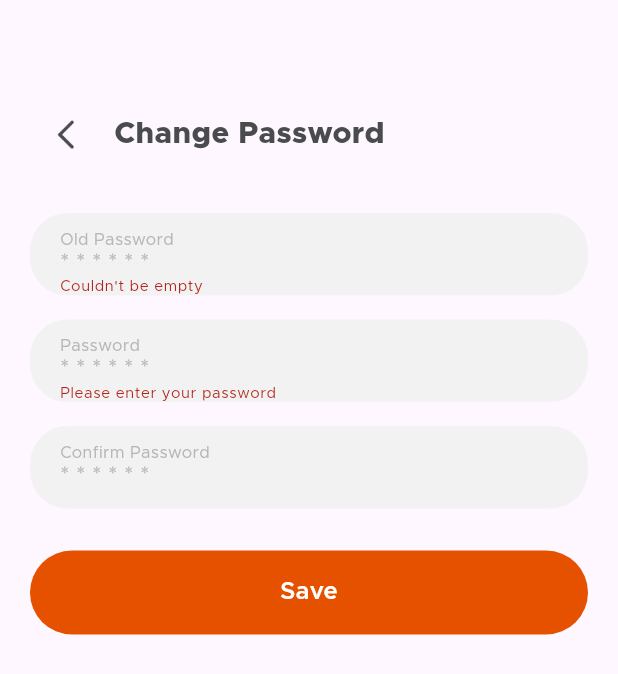
After one commit to GhenaMasri/Cookly, a Flutter app: the ChangePasswordView screen opened directly, after a tap on "Save", on a phone screen of 412 x 824 dp. The commit adds this screen. Shown: the top 674 px of the screen. Run offline on Flutter 3.47's test engine with Material 3 defaults, Android fonts, the phone set to English and light mode, and no system bars; our stand-ins replace firebase_core, firebase_storage, image_picker, shared_preferences; missing offline and left inert: dart:ffi, firebase_app_check; accounts and stored records are empty.

Commit message:
Change Password View

```diff
--- a/lib/main.dart
+++ b/lib/main.dart
@@ -1,6 +1,7 @@
 import 'package:firebase_core/firebase_core.dart';
 import 'package:flutter/material.dart';
 import 'package:untitled/main_page.dart';
+import 'package:untitled/profile/change_password.dart';
 import 'package:untitled/profile/profile_tab_bar.dart';
 import 'package:untitled/profile/user_profile.dart';
 import 'package:untitled/splash.dart';
--- /dev/null
+++ b/lib/profile/change_password.dart
@@ -0,0 +1,169 @@
+import 'package:flutter/material.dart';
+import 'package:untitled/common/color_extension.dart';
+import 'package:untitled/common_widget/round_button.dart';
+import 'package:untitled/common_widget/round_textfield.dart';
+
+class ChangePasswordView extends StatefulWidget {
+  const ChangePasswordView({super.key});
+
+  @override
+  State<ChangePasswordView> createState() => _MenuItemsViewState();
+}
+
+class _MenuItemsViewState extends State<ChangePasswordView> {
+  TextEditingController txtPassword = TextEditingController();
+  TextEditingController txtConfirmPassword = TextEditingController();
+  TextEditingController txtOldPassword = TextEditingController();
+  String errorMessage = '';
+  GlobalKey<FormState> formState = GlobalKey();
+  bool errorFlag = false;
+
+  String? _validatePassword(String? value) {
+    if (value == null || value.isEmpty) {
+      return 'Please enter your password';
+    }
+    // Password must be at least 8 characters
+    if (value.length < 8) {
+      return 'Password must be at least 8 characters';
+    }
+    // Password must contain at least one special character
+    if (!RegExp(r'[!@#$%^&*(),.?":{}|<>]').hasMatch(value)) {
+      return 'Password must contain at least one special character';
+    }
+    return null;
+  }
+
+  String? _validateConfirmPassword(String? value) {
+    String? password = txtPassword.text;
+
+    if (password == null || value == null || password != value) {
+      return 'Passwords do not match';
+    }
+    return null;
+  }
+
+  @override
+  Widget build(BuildContext context) {
+    return Scaffold(
+      body: SingleChildScrollView(
+        child: Form(
+            key: formState,
+            child: Padding(
+              padding: const EdgeInsets.symmetric(vertical: 20),
+              child: Column(
+                children: [
+                  const SizedBox(
+                    height: 46,
+                  ),
+                  Padding(
+                    padding: const EdgeInsets.symmetric(horizontal: 20),
+                    child: Row(
+                      children: [
+                        IconButton(
+                          onPressed: () {
+                            Navigator.pop(context);
+                          },
+                          icon: Image.asset("assets/img/btn_back.png",
+                              width: 20, height: 20),
+                        ),
+                        const SizedBox(
+                          width: 8,
+                        ),
+                        Expanded(
+                          child: Text(
+                            'Change Password',
+                            style: TextStyle(
+                                color: TColor.primaryText,
+                                fontSize: 20,
+                                fontWeight: FontWeight.w800),
+                          ),
+                        ),
+                      ],
+                    ),
+                  ),
+                  const SizedBox(
+                    height: 20,
+                  ),
+                  Padding(
+                    padding:
+                        const EdgeInsets.symmetric(vertical: 8, horizontal: 20),
+                    child: RoundTitleTextfield(
+                      title: "Old Password",
+                      hintText: "* * * * * *",
+                      obscureText: true,
+                      controller: txtOldPassword,
+                       validator: (value) =>
+                    value!.isEmpty ? "Couldn't be empty" : null,
+                    ),
+                  ),
+                  Padding(
+                    padding:
+                        const EdgeInsets.symmetric(vertical: 8, horizontal: 20),
+                    child: RoundTitleTextfield(
+                      title: "Password",
+                      hintText: "* * * * * *",
+                      obscureText: true,
+                      controller: txtPassword,
+                      validator: _validatePassword,
+                    ),
+                  ),
+                  Padding(
+                    padding:
+                        const EdgeInsets.symmetric(vertical: 8, horizontal: 20),
+                    child: RoundTitleTextfield(
+                      title: "Confirm Password",
+                      hintText: "* * * * * *",
+                      obscureText: true,
+                      controller: txtConfirmPassword,
+                      validator: _validateConfirmPassword,
+                    ),
+                  ),
+                  const SizedBox(
+                    height: 20,
+                  ),
+                  Visibility(
+                    visible: errorFlag,
+                    child: Text(errorMessage,
+                        style: TextStyle(
+                          color: const Color.fromARGB(255, 230, 81, 0),
+                          fontSize: 16,
+                        )),
+                  ),
+                  Visibility(visible: errorFlag, child: SizedBox(height: 8)),
+                  Padding(
+                    padding: const EdgeInsets.symmetric(horizontal: 20),
+                    child: RoundButton(
+                        title: "Save",
+                        onPressed: () {
+                          if (formState.currentState!.validate()) {
+                            //Check if the old password == the one in the db
+
+                            //Don't forget to hash the new password
+
+                            //Use txtPassword.text
+
+                            /*if (success) {
+                                setState(() {
+                                  errorFlag = false;
+                                  errorMessage = "";
+                                });
+                                Navigator.of(context).pop();
+                              } else {
+                                setState(() {
+                                  errorFlag = true;
+                                  errorMessage = message;
+                                });
+                              }*/
+                          }
+                        }),
+                  ),
+                  const SizedBox(
+                    height: 20,
+                  ),
+                ],
+              ),
+            )),
+      ),
+    );
+  }
+}
--- a/lib/profile/profile.dart
+++ b/lib/profile/profile.dart
@@ -3,6 +3,7 @@ import 'dart:io';
 import 'package:flutter/material.dart';
 import 'package:untitled/common_widget/round_button.dart';
 import 'package:image_picker/image_picker.dart';
+import 'package:untitled/profile/change_password.dart';
 import 'package:untitled/welcome_page.dart';
 
 import '../../common/color_extension.dart';
@@ -141,7 +142,10 @@ class _ProfileViewState extends State<ProfileView> {
                 title: "Change Password",
                 type: RoundButtonType.textPrimary,
                 onPressed: () {
-                  if (formState.currentState!.validate()) {}
+                   Navigator.of(context).push(
+                                      MaterialPageRoute(
+                                          builder: (context) =>
+                                              ChangePasswordView()));
                 }),
           ),
           const SizedBox(
--- a/lib/profile/user_profile.dart
+++ b/lib/profile/user_profile.dart
@@ -3,6 +3,7 @@ import 'dart:io';
 import 'package:flutter/material.dart';
 import 'package:untitled/common_widget/round_button.dart';
 import 'package:image_picker/image_picker.dart';
+import 'package:untitled/profile/change_password.dart';
 import 'package:untitled/welcome_page.dart';
 
 import '../../common/color_extension.dart';
@@ -171,7 +172,10 @@ class _UserProfileViewState extends State<UserProfileView> {
                 title: "Change Password",
                 type: RoundButtonType.textPrimary,
                 onPressed: () {
-                  if (formState.currentState!.validate()) {}
+                  Navigator.of(context).push(
+                                      MaterialPageRoute(
+                                          builder: (context) =>
+                                              ChangePasswordView()));
                 }),
           ),
           const SizedBox(
```
Also changed, not shown: assets/img/btn_back.png (added).
